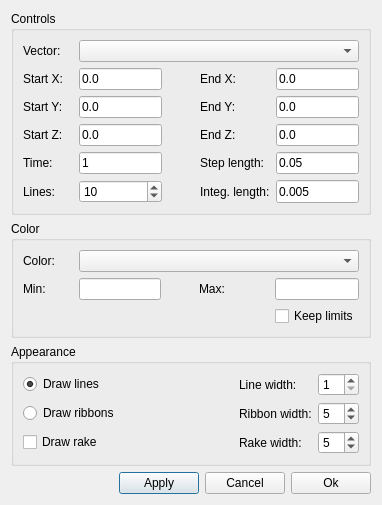
Before: the Qt Designer form ElmerGUI/vtkpost/streamline.ui in tehnick/elmerfem, drawn with Qt 5.
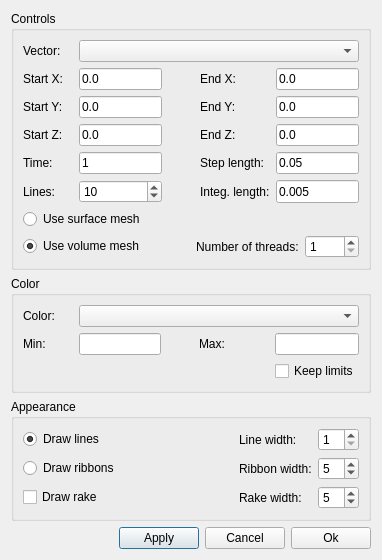
After: the same form once the commit is applied. Icons and pictures are not drawn.

The edit to the form file:
```diff
--- a/ElmerGUI/vtkpost/streamline.ui
+++ b/ElmerGUI/vtkpost/streamline.ui
@@ -5,8 +5,8 @@
    <rect>
     <x>0</x>
     <y>0</y>
-    <width>381</width>
-    <height>505</height>
+    <width>380</width>
+    <height>548</height>
    </rect>
   </property>
   <property name="windowTitle" >
@@ -311,6 +311,57 @@
         </item>
        </layout>
       </item>
+      <item>
+       <layout class="QGridLayout" >
+        <item row="0" column="0" >
+         <widget class="QRadioButton" name="useSurfaceGrid" >
+          <property name="text" >
+           <string>Use surface mesh</string>
+          </property>
+         </widget>
+        </item>
+        <item row="1" column="0" >
+         <widget class="QRadioButton" name="useVolumeGrid" >
+          <property name="text" >
+           <string>Use volume mesh</string>
+          </property>
+          <property name="checked" >
+           <bool>true</bool>
+          </property>
+         </widget>
+        </item>
+        <item row="1" column="2" >
+         <widget class="QLabel" name="threadsLabel" >
+          <property name="text" >
+           <string>Number of threads:</string>
+          </property>
+         </widget>
+        </item>
+        <item row="1" column="3" >
+         <widget class="QSpinBox" name="threads" >
+          <property name="minimum" >
+           <number>1</number>
+          </property>
+          <property name="maximum" >
+           <number>9999</number>
+          </property>
+         </widget>
+        </item>
+        <item row="1" column="1" >
+         <spacer>
+          <property name="orientation" >
+           <enum>Qt::Horizontal</enum>
+          </property>
+          <property name="sizeHint" >
+           <size>
+            <width>40</width>
+            <height>20</height>
+           </size>
+          </property>
+         </spacer>
+        </item>
+       </layout>
+      </item>
      </layout>
     </widget>
    </item>
@@ -556,7 +607,7 @@
      <property name="sizeHint" >
       <size>
        <width>20</width>
-       <height>16</height>
+       <height>40</height>
       </size>
      </property>
     </spacer>
```
